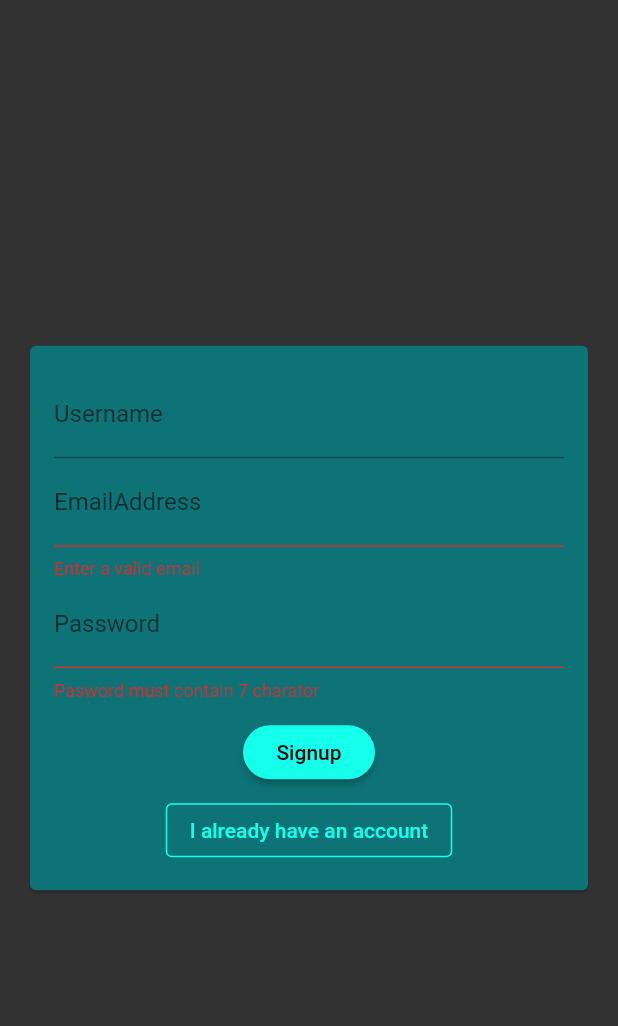
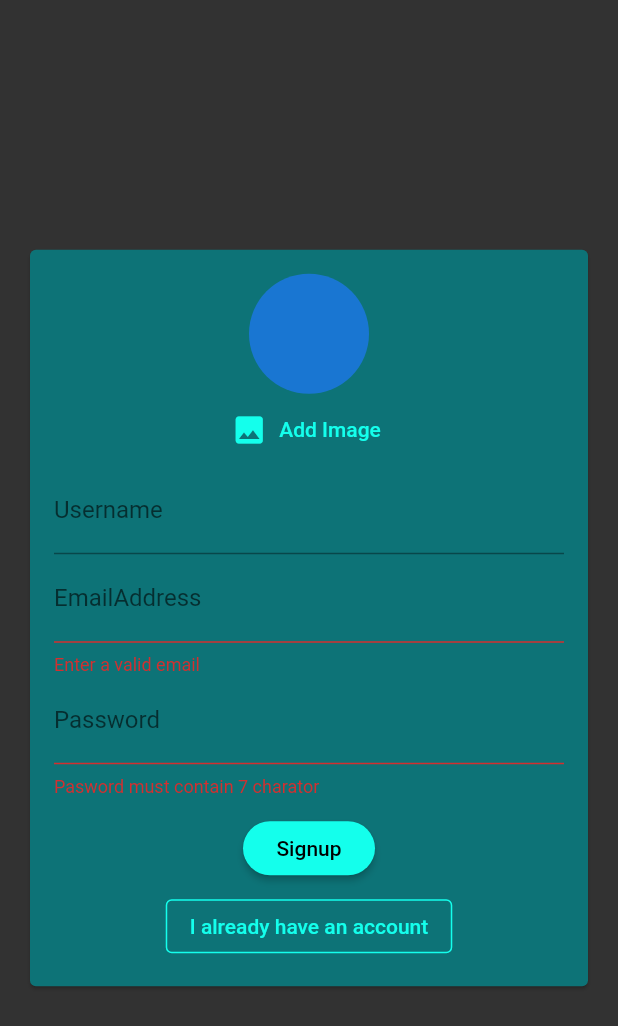
Before and after one commit to AbdulHannan-123/Chat_Application, a Flutter app: the screen it shows after launch, after a tap on "Login", after a tap on "Create New Account", on a phone screen of 412 x 824 dp. Shown: the top 1026 px of the screen. Run offline on Flutter 3.47's test engine with Material 2 defaults, Android fonts, the phone set to English and light mode, and no system bars; our stand-ins replace cloud_firestore, firebase_auth, firebase_core, image_picker; missing offline and left inert: dart:html; accounts and stored records are empty.

Commit message:
picture can be andded

```diff
--- a/lib/widgets/auth/auth_form.dart
+++ b/lib/widgets/auth/auth_form.dart
@@ -1,3 +1,4 @@
+import 'package:chat_application_2022/widgets/pickers/user_image_picker.dart';
 import 'package:flutter/material.dart';
 
 class AuthForm extends StatefulWidget {
@@ -47,6 +48,8 @@ class _AuthFormState extends State<AuthForm> {
               child: Column(
                 mainAxisSize: MainAxisSize.min,
                 children: [
+                  if(!_isLogin)
+                  UserImagePicker(),
                   if (!_isLogin)
                     TextFormField(
                       key: const ValueKey('username'),
--- /dev/null
+++ b/lib/widgets/pickers/user_image_picker.dart
@@ -0,0 +1,44 @@
+import 'dart:io';
+
+import 'package:flutter/material.dart';
+import 'package:flutter/src/foundation/key.dart';
+import 'package:flutter/src/widgets/framework.dart';
+import 'package:image_picker/image_picker.dart';
+
+class UserImagePicker extends StatefulWidget {
+  const UserImagePicker({Key? key}) : super(key: key);
+
+  @override
+  State<UserImagePicker> createState() => _UserImagePickerState();
+}
+
+class _UserImagePickerState extends State<UserImagePicker> {
+  File? _pickedImage;
+
+  void _pickImage()async{
+    final picker = ImagePicker();
+    final pickedImage = await picker.getImage(source: ImageSource.camera);
+    final pickedImageFile = File(pickedImage!.path);
+    setState(() {
+      _pickedImage = pickedImageFile;
+    });
+  }
+
+  @override
+  Widget build(BuildContext context) {
+    return Column(
+      children: [
+        CircleAvatar(
+          radius: 40,
+          backgroundImage:_pickedImage!=null? FileImage(_pickedImage!): null,
+        ),
+        FlatButton.icon(
+          onPressed: _pickImage,
+          icon: const Icon(Icons.image),
+          label: const Text('Add Image'),
+          textColor: Theme.of(context).colorScheme.primary,
+        ),
+      ],
+    );
+  }
+}
--- a/pubspec.yaml
+++ b/pubspec.yaml
@@ -37,6 +37,7 @@ dependencies:
   cloud_firestore: ^3.5.1
   firebase_core: ^1.24.0
   firebase_auth: ^3.11.2
+  image_picker: ^0.8.5+3
 
 dev_dependencies:
   flutter_test:
```
Also changed, not shown: pubspec.lock.
